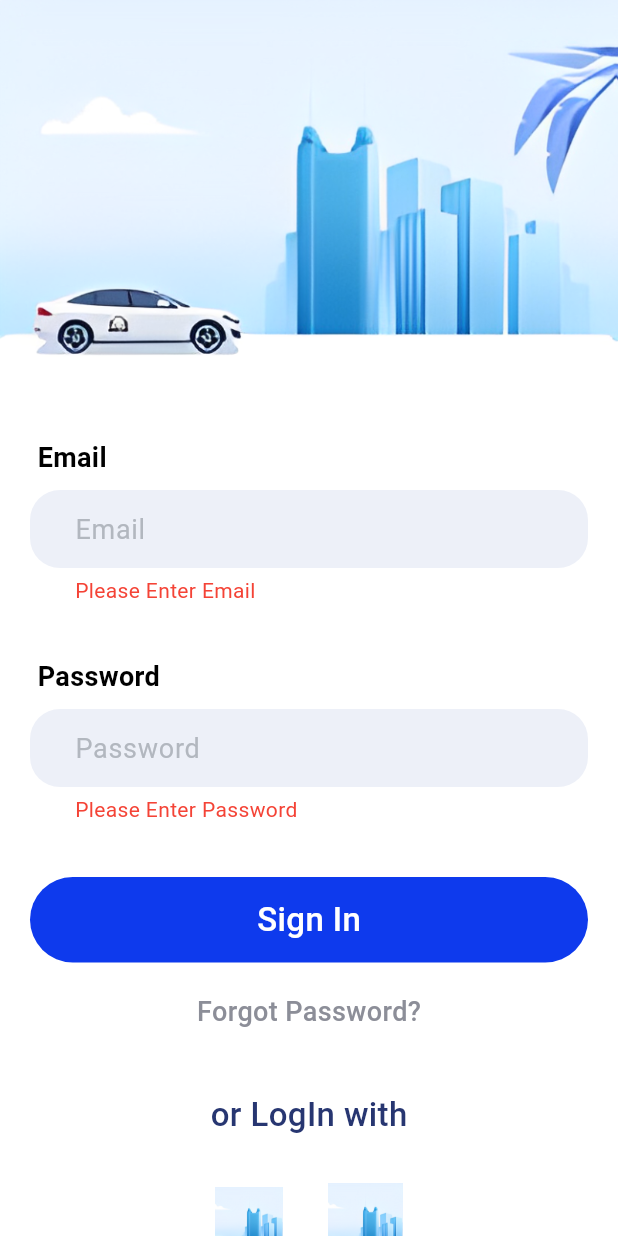
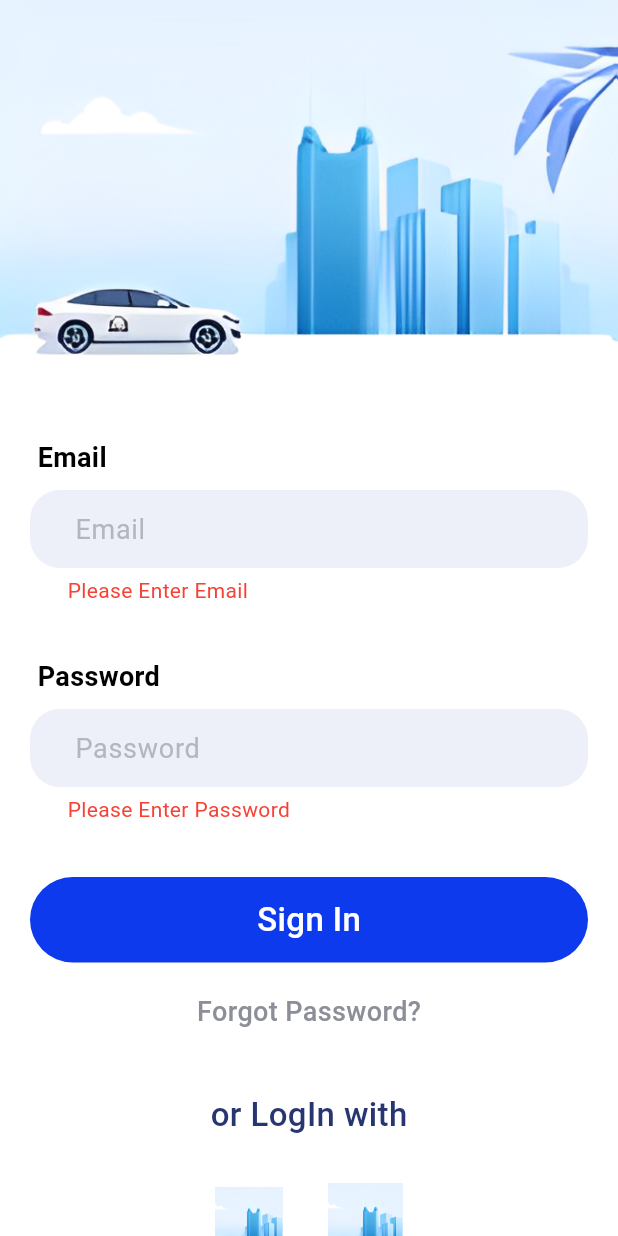
Before and after one commit to Aswindev2023/tradeLoop, a Flutter app: the screen it shows after launch, after a tap on "Sign In", on a phone screen of 412 x 824 dp. Run offline on Flutter 3.47's test engine with Material 3 defaults, Android fonts, the phone set to English and light mode, and no system bars; our stand-ins replace bloc, equatable, firebase_auth, firebase_core, flutter_bloc; accounts and stored records are empty.

```diff
--- a/lib/presentation/screens/signup_screen.dart
+++ b/lib/presentation/screens/signup_screen.dart
@@ -1,7 +1,7 @@
 import 'package:flutter/material.dart';
 
 class Signup extends StatelessWidget {
-  Signup({super.key});
+  const Signup({super.key});
 
   //final GlobalKey<FormState> _formKey = GlobalKey<FormState>();
   //final TextEditingController _emailController = TextEditingController();
--- a/lib/presentation/widgets/input_field_widget.dart
+++ b/lib/presentation/widgets/input_field_widget.dart
@@ -41,7 +41,7 @@ class InputFieldWidget extends StatelessWidget {
         if (errorMessage != null && errorMessage!.isNotEmpty)
           Padding(
             padding:
-                const EdgeInsets.symmetric(horizontal: 30.0, vertical: 5.0),
+                const EdgeInsets.symmetric(horizontal: 25.0, vertical: 5.0),
             child: Text(
               errorMessage!,
               style: const TextStyle(color: Colors.red, fontSize: 14.0),
```
Also changed, not shown: lib/presentation/widgets/signup_widget.dart (added), 1 other file.
